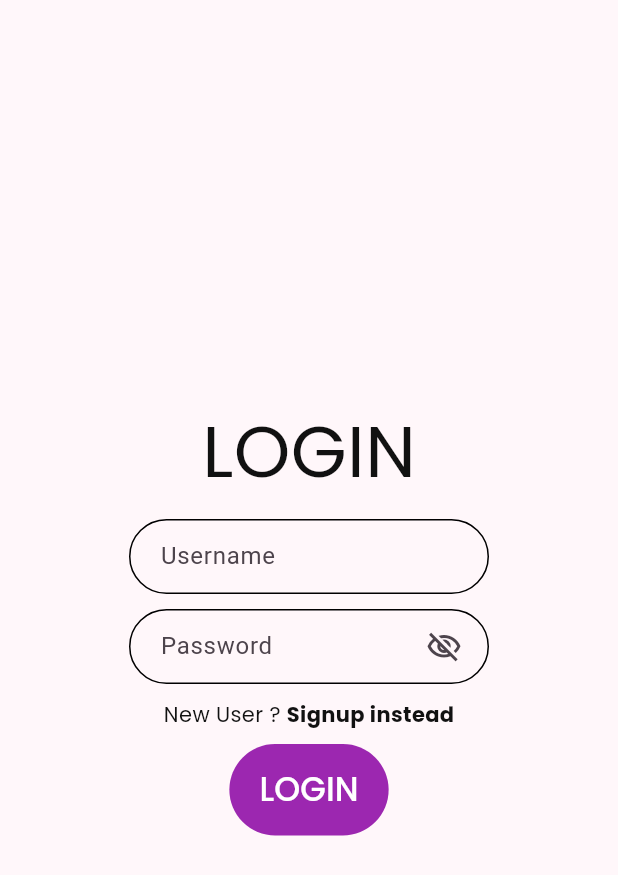
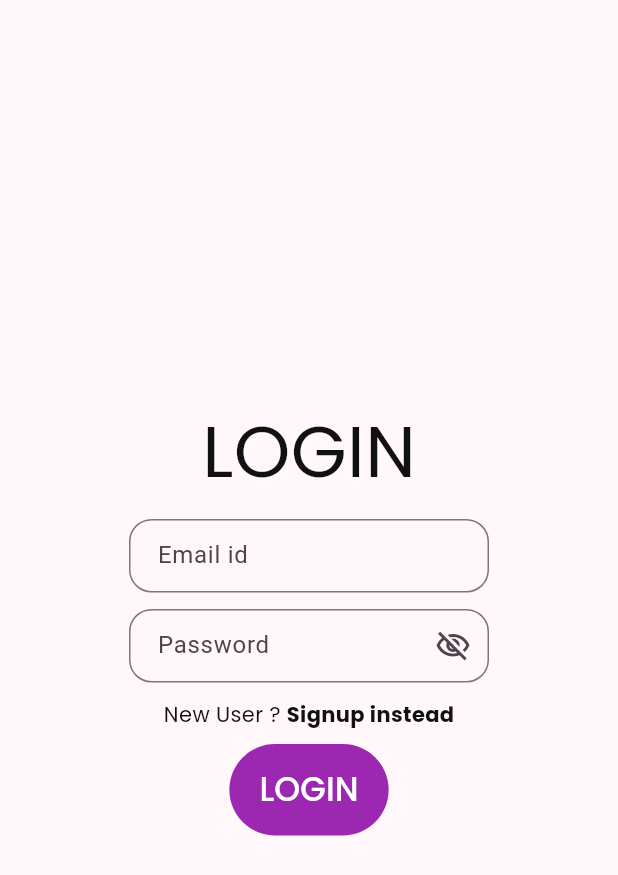
Before and after one commit to atnakayrus/shared_commute, a Flutter app: the screen it shows after launch, on a phone screen of 412 x 824 dp. Shown: the top 875 px of the screen. Run offline on Flutter 3.47's test engine with Material 3 defaults, Android fonts, the phone set to English and light mode, and no system bars; our stand-ins replace firebase_auth, firebase_core, fluttertoast, google_fonts; accounts and stored records are empty.

Commit message:
Auth implemented

```diff
--- a/lib/consts/appstyle.dart
+++ b/lib/consts/appstyle.dart
@@ -30,6 +30,7 @@ class Appstyle {
     fontSize: 14,
     color: const Color(0xFF111111),
   );
+  Color brandColor = Colors.purple[500]!;
   Color buttonActiveColor = Colors.purple[500]!;
   Color buttonDisabledColor = Colors.purple[200]!;
 }
--- /dev/null
+++ b/lib/controllers/user_auth/firebase_auth_service.dart
@@ -0,0 +1,41 @@
+import 'package:firebase_auth/firebase_auth.dart';
+import 'package:flutter/material.dart';
+import 'package:shared_commute/common/toast.dart';
+
+class FirebaseAuthService {
+  final FirebaseAuth _auth = FirebaseAuth.instance;
+
+  Future<User?> signUpWithEmail(String email, String password) async {
+    try {
+      UserCredential userCredentials = await _auth
+          .createUserWithEmailAndPassword(email: email, password: password);
+      return userCredentials.user;
+    } on FirebaseAuthException catch (e) {
+      debugPrint("Error occured in Signup");
+
+      if (e.code == "email-already-in-use") {
+        showToast("Email already in use");
+      } else {
+        showToast('Something went wrong');
+      }
+    }
+    return null;
+  }
+
+  Future<User?> signInWithEmail(String email, String password) async {
+    try {
+      UserCredential userCredentials = await _auth.signInWithEmailAndPassword(
+          email: email, password: password);
+      return userCredentials.user;
+    } on FirebaseAuthException {
+      debugPrint("Error occured in login");
+      showToast('Incorrect Username or Password');
+    }
+    return null;
+  }
+
+  void signOut() {
+    _auth.signOut();
+    showToast('Signout successful');
+  }
+}
--- /dev/null
+++ b/lib/controllers/user_auth/user_controller.dart
@@ -0,0 +1,28 @@
+import 'package:firebase_auth/firebase_auth.dart';
+import 'package:flutter/material.dart';
+import 'package:shared_commute/controllers/user_auth/firebase_auth_service.dart';
+
+class UserController {
+  static final FirebaseAuthService _auth = FirebaseAuthService();
+
+  void userSignup(String email, String password) async {
+    User? user = await _auth.signUpWithEmail(email, password);
+
+    if (user != null) {
+      debugPrint("User Created");
+      debugPrint(user.toString());
+    }
+  }
+
+  void userLogin(String email, String password) async {
+    User? user = await _auth.signInWithEmail(email, password);
+    if (user != null) {
+      debugPrint("Login Successful");
+      debugPrint(user.toString());
+    }
+  }
+
+  void userSignout() {
+    _auth.signOut();
+  }
+}
--- a/lib/main.dart
+++ b/lib/main.dart
@@ -1,7 +1,9 @@
 import 'package:flutter/material.dart';
 import 'package:shared_commute/views/pages/home_wrapper/home_wrapper.dart';
 import 'package:firebase_core/firebase_core.dart';
+import 'package:shared_commute/views/pages/home_wrapper/auth_load_page.dart';
 import 'package:shared_commute/views/pages/login_signup_routes/login_page.dart';
+import 'package:shared_commute/views/pages/login_signup_routes/signup_page.dart';
 
 void main() async {
   WidgetsFlutterBinding.ensureInitialized();
@@ -15,12 +17,19 @@ class MyApp extends StatelessWidget {
   @override
   Widget build(BuildContext context) {
     return MaterialApp(
+      debugShowCheckedModeBanner: false,
       theme: ThemeData.from(
         colorScheme: ColorScheme.fromSeed(
           seedColor: Colors.purple,
         ),
       ),
-      home: LoginPage(),
+      routes: {
+        '/': (context) => const AuthLoadPage(),
+        '/login': (context) => const LoginPage(),
+        '/signup': (context) => const SignupPage(),
+        '/home': (context) => const HomeWrapper(),
+      },
+      initialRoute: '/',
     );
   }
 }
--- /dev/null
+++ b/lib/views/pages/home_wrapper/auth_load_page.dart
@@ -0,0 +1,27 @@
+import 'package:firebase_auth/firebase_auth.dart';
+import 'package:flutter/material.dart';
+import 'package:shared_commute/views/pages/home_wrapper/home_wrapper.dart';
+import 'package:shared_commute/views/pages/login_signup_routes/login_page.dart';
+
+class AuthLoadPage extends StatefulWidget {
+  const AuthLoadPage({super.key});
+
+  @override
+  State<AuthLoadPage> createState() => _LoadingPageState();
+}
+
+class _LoadingPageState extends State<AuthLoadPage> {
+  @override
+  Widget build(BuildContext context) {
+    return StreamBuilder(
+        stream: FirebaseAuth.instance.authStateChanges(),
+        builder: (context, snapshot) {
+          debugPrint("Auth Changes");
+          if (snapshot.hasData) {
+            return const HomeWrapper();
+          } else {
+            return const LoginPage();
+          }
+        });
+  }
+}
--- a/lib/views/pages/login_signup_routes/login_page.dart
+++ b/lib/views/pages/login_signup_routes/login_page.dart
@@ -1,5 +1,6 @@
 import 'package:flutter/material.dart';
 import 'package:shared_commute/consts/appstyle.dart';
+import 'package:shared_commute/controllers/user_auth/user_controller.dart';
 import 'package:shared_commute/views/widgets/sc_button.dart';
 import 'package:shared_commute/views/widgets/sc_text_input.dart';
 
@@ -11,7 +12,7 @@ class LoginPage extends StatefulWidget {
 }
 
 class _LoginPageState extends State<LoginPage> {
-  TextEditingController userNameController = TextEditingController();
+  TextEditingController emailController = TextEditingController();
   TextEditingController passwordController = TextEditingController();
 
   @override
@@ -30,14 +31,14 @@ class _LoginPageState extends State<LoginPage> {
             const SizedBox(
               height: 10,
             ),
-            ScTextInput(
-              controller: userNameController,
-              hintText: "Username",
+            ScTextInput.halfWidth(
+              controller: emailController,
+              hintText: "Email id",
             ),
             const SizedBox(
               height: 10,
             ),
-            ScTextInput(
+            ScTextInput.halfWidth(
               controller: passwordController,
               isPassword: true,
               hintText: "Password",
@@ -53,7 +54,9 @@ class _LoginPageState extends State<LoginPage> {
                   style: Appstyle().helperText,
                 ),
                 GestureDetector(
-                  onTap: () {},
+                  onTap: () {
+                    Navigator.popAndPushNamed(context, '/signup');
+                  },
                   child: Text(
                     'Signup instead',
                     style: Appstyle()
@@ -67,7 +70,10 @@ class _LoginPageState extends State<LoginPage> {
               height: 10,
             ),
             ScButton(
-              onTap: () {},
+              onTap: () {
+                UserController()
+                    .userLogin(emailController.text, passwordController.text);
+              },
               text: "LOGIN",
             )
           ],
--- a/lib/views/widgets/sc_text_input.dart
+++ b/lib/views/widgets/sc_text_input.dart
@@ -8,18 +8,46 @@ class ScTextInput extends StatefulWidget {
   double width;
   double height;
   String? hintText;
+  String? labelText;
+  String? helperText;
   TextInputType? keyboardType;
   ScTextInput({
     super.key,
     required this.controller,
+    required this.width,
+    required this.height,
     this.keyboardType,
     this.hintText,
-    this.width = 240,
-    this.height = 50,
+    this.helperText,
+    this.labelText,
     this.isDisabled = false,
     this.isExpandable = false,
     this.isPassword = false,
   });
+  ScTextInput.fullWidth(
+      {super.key,
+      required this.controller,
+      this.keyboardType,
+      this.hintText,
+      this.helperText,
+      this.labelText,
+      this.isDisabled = false,
+      this.isExpandable = false,
+      this.isPassword = false})
+      : height = 50,
+        width = double.infinity;
+  ScTextInput.halfWidth(
+      {super.key,
+      required this.controller,
+      this.keyboardType,
+      this.hintText,
+      this.helperText,
+      this.labelText,
+      this.isDisabled = false,
+      this.isExpandable = false,
+      this.isPassword = false})
+      : height = 50,
+        width = 240;
 
   @override
   State<ScTextInput> createState() => _ScTextInputState();
@@ -29,26 +57,9 @@ class _ScTextInputState extends State<ScTextInput> {
   bool show = false;
   @override
   Widget build(BuildContext context) {
-    return Container(
+    return SizedBox(
       width: widget.width,
       height: widget.height,
-      padding: EdgeInsets.fromLTRB(20, 0, (widget.isPassword ? 5 : 20), 0),
-      decoration: BoxDecoration(
-        border: Border.all(
-          color: Colors.black,
-        ),
-        borderRadius: const BorderRadius.all(
-          Radius.circular(100),
-        ),
-      ),
-      child: Row(
-        mainAxisSize: MainAxisSize.min,
-        mainAxisAlignment: MainAxisAlignment.spaceBetween,
-        crossAxisAlignment: CrossAxisAlignment.center,
-        children: [
-          SizedBox(
-            width: widget.isPassword ? 150 : 198,
-            height: 30,
       child: TextField(
         controller: widget.controller,
         keyboardType: widget.keyboardType,
@@ -57,26 +68,30 @@ class _ScTextInputState extends State<ScTextInput> {
         expands: widget.isExpandable,
         obscureText: !(show || !widget.isPassword),
         decoration: InputDecoration(
-                  hintText: widget.hintText,
-                  border: InputBorder.none,
-                  contentPadding: const EdgeInsets.only(
-                    bottom: 20 / 2, // HERE THE IMPORTANT PART
-                  )),
+          border: OutlineInputBorder(
+            borderRadius: BorderRadius.circular(15),
+            borderSide: const BorderSide(
+              color: Colors.black,
+              width: 2,
             ),
           ),
-          widget.isPassword
-              ? IconButton(
-                  onPressed: () {
+          hintText: widget.hintText,
+          labelText: widget.labelText,
+          helperText: widget.helperText,
+          contentPadding: const EdgeInsets.fromLTRB(15, 10, 10, 15),
+          suffixIcon: widget.isPassword
+              ? GestureDetector(
+                  onTap: () {
                     setState(() {
                       show = !show;
                     });
                   },
-                  icon: Icon(show
+                  child: Icon(show
                       ? Icons.visibility_outlined
                       : Icons.visibility_off_outlined),
                 )
-              : const SizedBox.shrink(),
-        ],
+              : null,
+        ),
       ),
     );
   }
--- a/pubspec.yaml
+++ b/pubspec.yaml
@@ -40,6 +40,11 @@ dependencies:
   provider: ^6.1.2
   firebase_core: ^3.4.1
   google_fonts: ^6.2.1
+  flutter_spinkit: ^5.2.1
+  cloud_firestore: ^5.4.1
+  firebase_auth: ^5.2.1
+  firebase_storage: ^12.3.0
+  fluttertoast: ^8.2.8
 
 dev_dependencies:
   flutter_test:
```
Also changed, not shown: lib/common/toast.dart (added, +13 -0 lines), lib/views/pages/home_wrapper/profile_page/profile_page.dart (+23 -2 lines), lib/views/pages/login_signup_routes/signup_page.dart (+104 -1 lines), lib/views/widgets/sc_text_button.dart (added, +49 -0 lines), 1 other file. Lines whose indentation alone changed are shown as unchanged.
